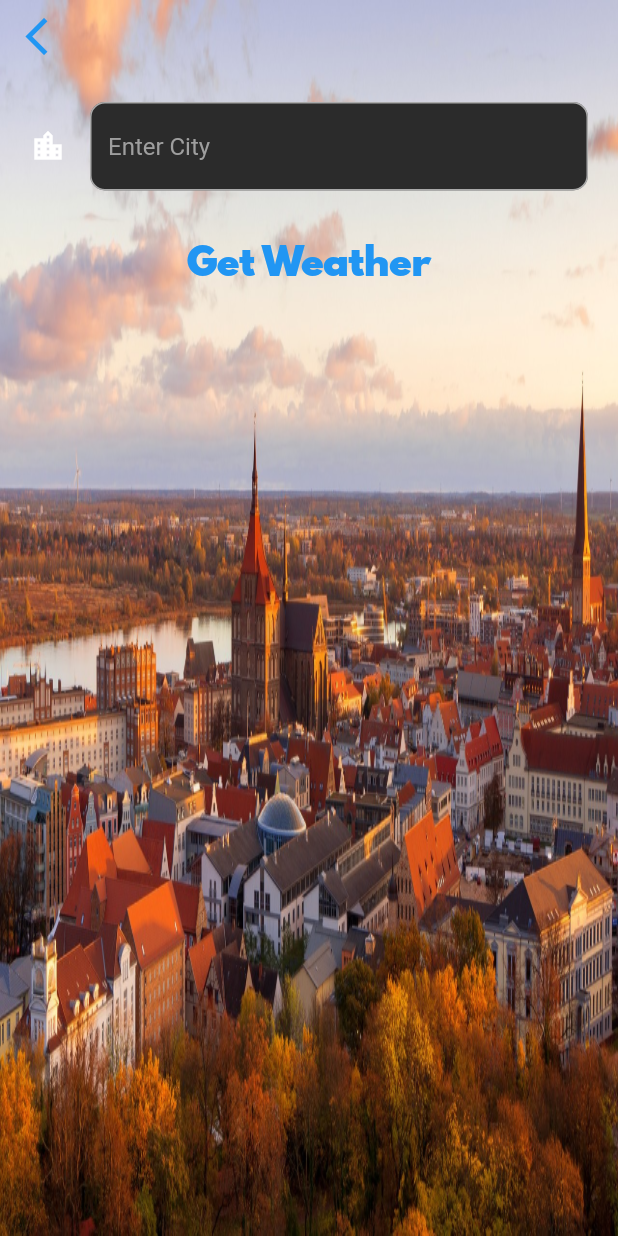
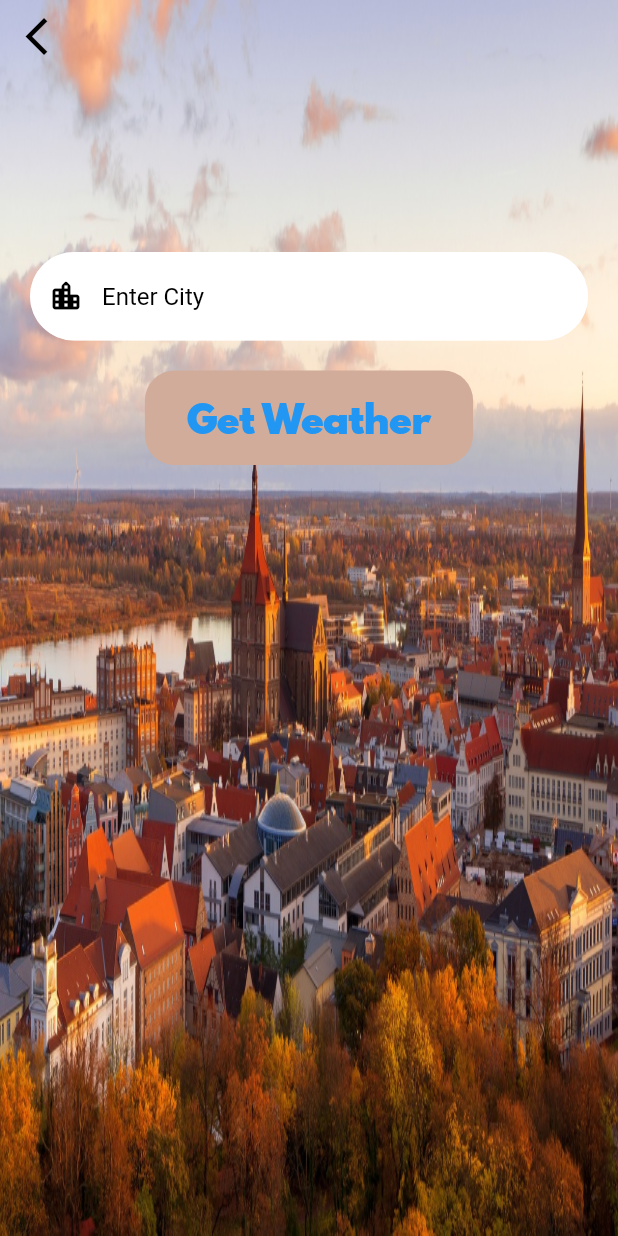
Before and after one commit to habte032/climate, a Flutter app: the CityScreen screen opened directly, on a phone screen of 412 x 824 dp. Run offline on Flutter 3.47's test engine with Material 2 defaults, Android fonts, the phone set to English and light mode, and no system bars; our stand-ins replace flutter_spinkit, font_awesome_flutter, geolocator, permission_handler; network calls fail.

Commit message:
update city screen

```diff
--- a/lib/screens/city_screen.dart
+++ b/lib/screens/city_screen.dart
@@ -31,9 +31,13 @@ class _CityScreenState extends State<CityScreen> {
                   },
                   child: Icon(
                     Icons.arrow_back_ios,
+                    color: Colors.black,
                     size: 30.0,
                   ),
                 ),
+              ),
+              SizedBox(
+                height: 100,
               ),
               Container(
                 padding: EdgeInsets.all(20.0),
@@ -49,28 +53,37 @@ class _CityScreenState extends State<CityScreen> {
                       color: Colors.black
                   ),
                   decoration: InputDecoration(
-                      fillColor: Color(0xff2b2b2b),
+                      fillColor: Colors.white,
                       filled: true,
-                      icon: Icon(
-                        Icons.location_city,color: Colors.white,
-                      ),
+                      prefixIcon: Icon(Icons.location_city_rounded,),
+                      prefixIconColor: Colors.black,
                       hintText: 'Enter City' ,
                       hintStyle: TextStyle(
-                        color: Colors.grey,
+                        color: Colors.black,
                       ),
                       border: OutlineInputBorder(
-                        borderRadius: BorderRadius.circular(10),
+                        borderRadius: BorderRadius.circular(30),
+
                       )
                   ),
                 ),
               ),
-              TextButton(
+              Center(
+                child: Container(
+                  padding: EdgeInsets.symmetric(horizontal: 20,vertical: 5),
+                  decoration:  BoxDecoration(
+                    borderRadius: BorderRadius.circular(20),
+                    color: Color(0xffd1ac9a),
+                  ),
+                  child: TextButton(
                     onPressed: () {
                       Navigator.pop(context,cityName);
                     },
                     child: Text(
                       'Get Weather',
                       style: kButtonTextStyle,
+                    ),
+                  ),
                 ),
               ),
             ],
```
Lines whose indentation alone changed are shown as unchanged.
